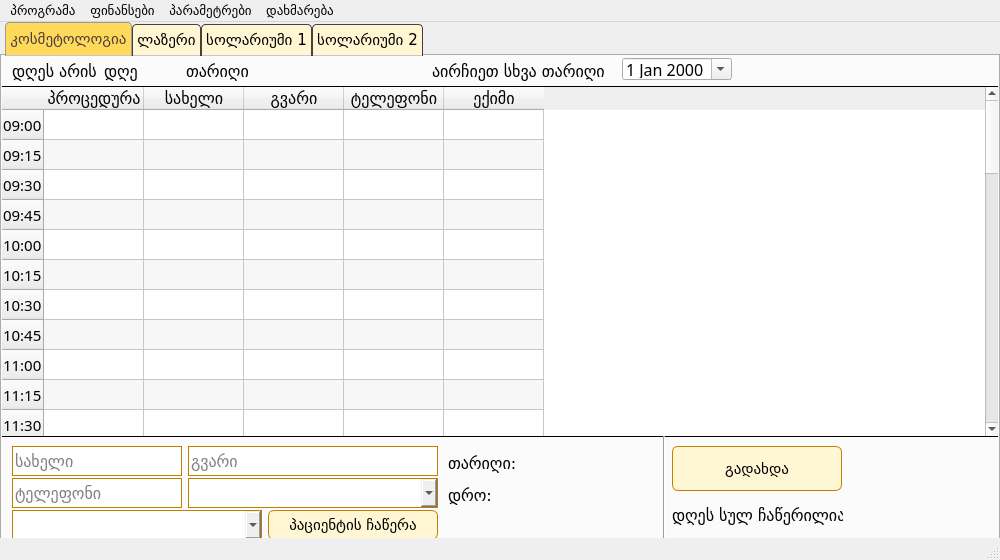
First picture: the form in ui/main_window.ui, repository bekashvelidze/renew-commercial, before the edit.
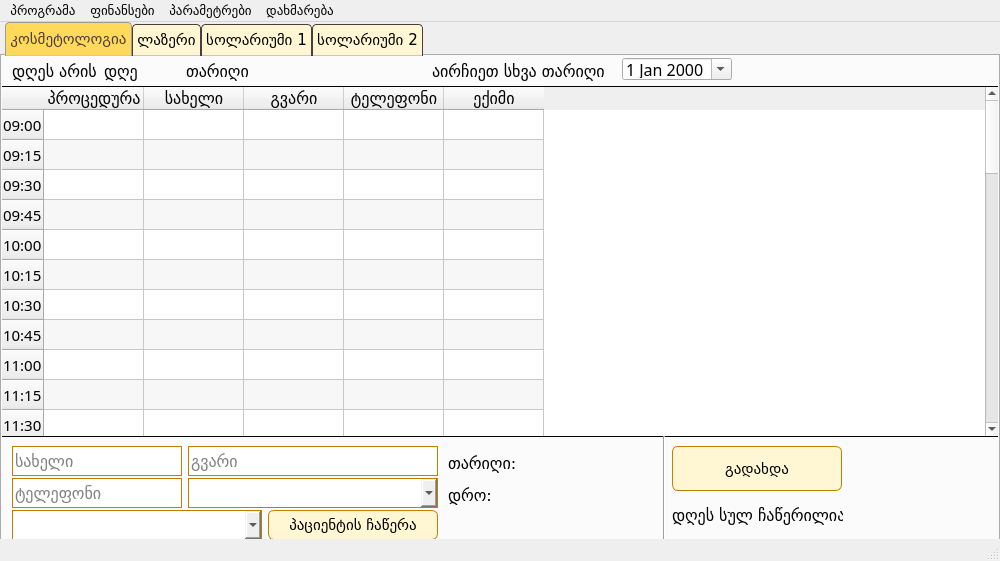
Second picture: the form after the edit.

Diff of the .ui file:
```diff
--- a/ui/main_window.ui
+++ b/ui/main_window.ui
@@ -7,7 +7,7 @@
     <x>0</x>
     <y>0</y>
     <width>1000</width>
-    <height>560</height>
+    <height>561</height>
    </rect>
   </property>
   <property name="windowTitle">
```
